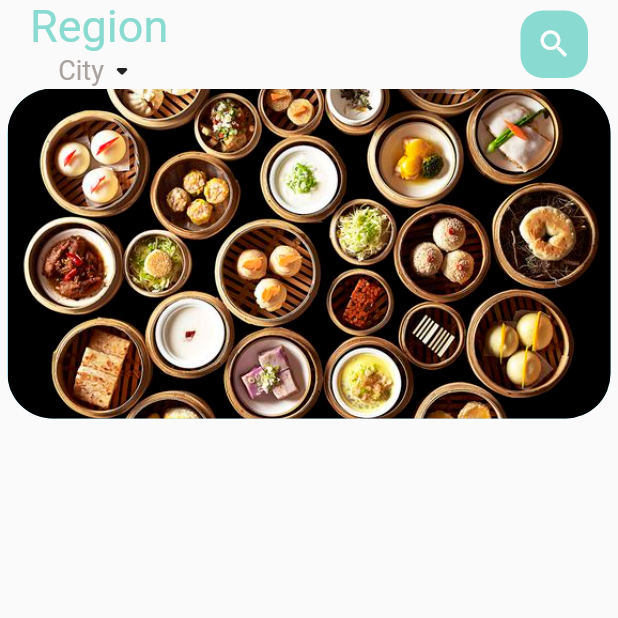
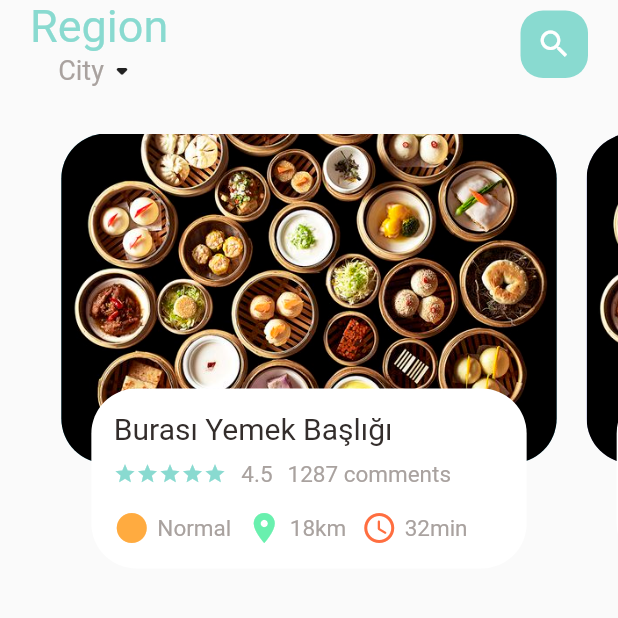
Before and after one commit to muttafa/Flutter-Ecommerce-App, a Flutter app: the screen it shows after launch, on a phone screen of 412 x 824 dp, the top half of it. Run offline on Flutter 3.47's test engine with Material 2 defaults, Android fonts, the phone set to English and light mode, and no system bars; our stand-ins replace google_fonts.

Commit message:
reusable widget created and added. Slider finished.

```diff
--- a/lib/Home/food_page_body.dart
+++ b/lib/Home/food_page_body.dart
@@ -1,11 +1,15 @@
+import 'package:ecommerce/utils/colors.dart';
+import 'package:ecommerce/widgets/icon_and_text_widget.dart';
+import 'package:ecommerce/widgets/my_text.dart';
+import 'package:ecommerce/widgets/smallText.dart';
 import 'package:flutter/material.dart';
 
 Widget _buildPageItem(int index){
   return Stack(
     children: [
-    Container(
+      Container(
     height: 220,
-    margin: EdgeInsets.only(left: 5,right: 5),
+    margin: EdgeInsets.only(left: 10,right: 10),
     decoration: BoxDecoration(
         borderRadius: BorderRadius.circular(30),
         color: index.isEven? Color(0xFF69C5DF):Color(0xFF9294cc),
@@ -16,7 +20,57 @@ Widget _buildPageItem(int index){
             )
         )
     ),
-  )
+  ),
+      Align(
+      alignment: Alignment.bottomCenter,
+      child: Container(
+
+          height: 120,
+          margin: EdgeInsets.only(left: 30,right: 30,bottom: 30),
+          decoration: BoxDecoration(
+              borderRadius: BorderRadius.circular(30),
+              color: Colors.white,
+          ),
+        child: Container(
+          padding: EdgeInsets.only(top:15 , left: 15, right: 15),
+          child: Column(
+            crossAxisAlignment: CrossAxisAlignment.start,
+            children: [
+              Row(
+                children: [
+                  MyText(text: "Burası Yemek Başlığı"),
+                ]),
+              SizedBox(height: 10,),
+              Row(
+                children: [
+                  Wrap(
+                    children: List.generate(5,
+                            (index) => Icon(
+                              Icons.star,
+                              color: AppColors.maincolorl,
+                              size: 15,)
+                    ),
+                  ),
+                  SizedBox(width: 10,),
+                  SmallText(text: "4.5"),
+                  SizedBox(width: 10,),
+                  SmallText(text: "1287 comments"),
+                ],
+              ),
+              Row(
+                children: [
+                  IconAndTestWidget(icon: Icons.circle_sharp,iconColor: Colors.orangeAccent, text: SmallText(text: 'Normal',)),
+                  IconAndTestWidget(icon: Icons.location_on, iconColor: Colors.greenAccent , text: SmallText(text: "18km",)),
+                  IconAndTestWidget(icon: Icons.access_time_rounded,iconColor: Colors.deepOrangeAccent, text: SmallText(text: "32min"))
+
+                ],
+              ),
+
+            ],
+          ),
+        ),
+        ),
+    ),
     ],
   );
 }
@@ -29,11 +83,13 @@ class FoodPageBody extends StatefulWidget {
 }
 
 class _FoodPageBodyState extends State<FoodPageBody> {
+  PageController pageController = PageController(viewportFraction: 0.85);
   @override
   Widget build(BuildContext context) {
     return Container(
       height: 320,
       child: PageView.builder(
+        controller: pageController,
           itemCount: 5,
           itemBuilder: (context,position){
             return _buildPageItem(position);
--- a/lib/Home/main_food_page.dart
+++ b/lib/Home/main_food_page.dart
@@ -54,6 +54,7 @@ class _MainFoodPageState extends State<MainFoodPage> {
                 )
             ),
           ),
+          SizedBox(height: 30,),
           FoodPageBody(),
         ],
       )
--- /dev/null
+++ b/lib/widgets/icon_and_text_widget.dart
@@ -0,0 +1,41 @@
+import 'package:ecommerce/widgets/smallText.dart';
+import 'package:flutter/material.dart';
+
+class IconAndTestWidget extends StatelessWidget {
+  final iconColor;
+  IconData icon;
+  SmallText text;
+  IconAndTestWidget({Key? key,
+    required this.icon,
+    required this.text,
+    this.iconColor,
+
+  }) : super(key: key);
+
+  @override
+  Widget build(BuildContext context) {
+    return Container(
+      margin: EdgeInsets.only(top: 15),
+      child: Row(
+        children: [
+
+              Column(
+                children: [
+                  Row(
+                    children: [
+                      Icon(icon,color: iconColor,),
+                      SizedBox(width: 5,),
+                      text,
+                    ],
+                  )
+
+
+                ],
+              ),
+              SizedBox(width: 10,),
+
+          ]
+      ),
+    );
+  }
+}
--- a/lib/widgets/smallText.dart
+++ b/lib/widgets/smallText.dart
@@ -10,7 +10,7 @@ class SmallText extends StatelessWidget {
   SmallText({Key? key,
     required this.text,
     this.color = const Color (0xFFa9a29f),
-    this.size = 20,
+    this.size = 15,
     this.overFlow = TextOverflow.ellipsis,
 
   }) : super(key: key);
```
